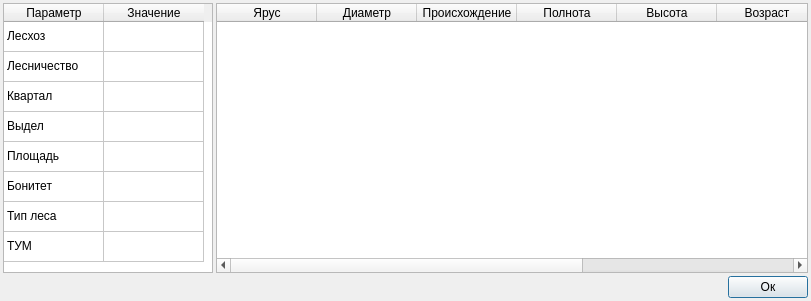
Old version of the form ui/taxationDescription.ui in the repository daniluuuuuuuk/daniluuuuuuuk.github.io.
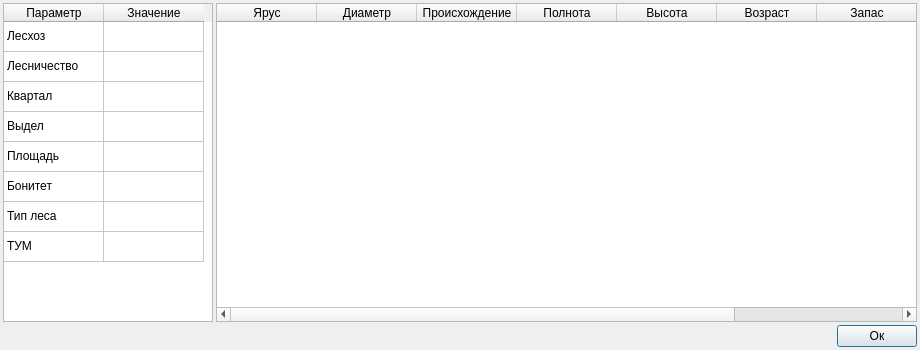
New version of the form.

Commit message: Fix bug — Убрал None, если не было параметра в такс. — Увеличил окно такс. харак.

Diff of the .ui file:
```diff
--- a/ui/taxationDescription.ui
+++ b/ui/taxationDescription.ui
@@ -6,8 +6,8 @@
    <rect>
     <x>0</x>
     <y>0</y>
-    <width>811</width>
-    <height>301</height>
+    <width>920</width>
+    <height>350</height>
    </rect>
   </property>
   <property name="windowTitle">
```
The commit also changes 2 other files.
